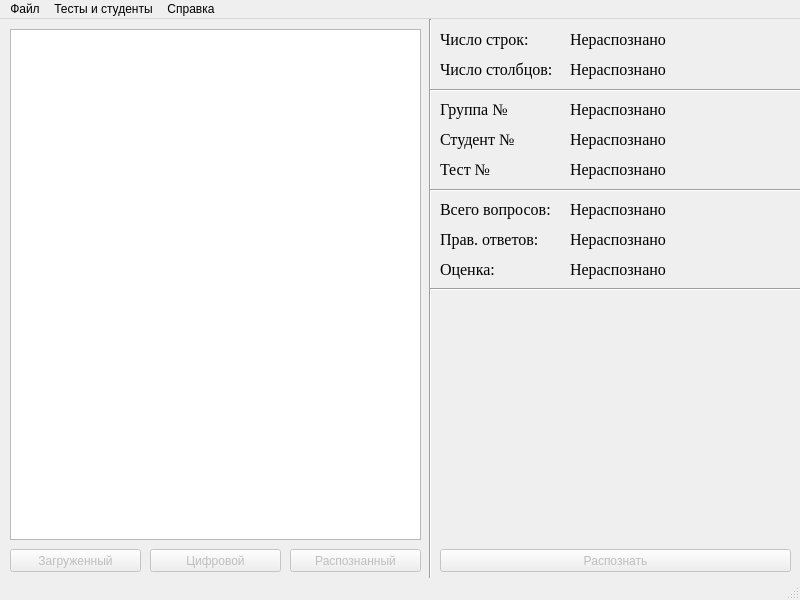
Kudesunik/TestingSystem, file TestingSystem.ui: the form before one commit.
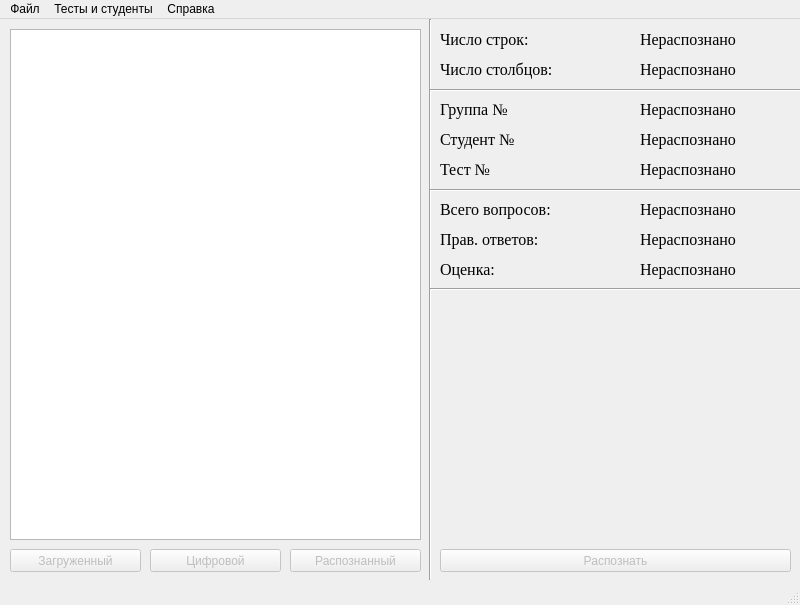
The form after the commit.

Patch:
```diff
--- a/TestingSystem.ui
+++ b/TestingSystem.ui
@@ -7,7 +7,7 @@
     <x>0</x>
     <y>0</y>
     <width>800</width>
-    <height>600</height>
+    <height>605</height>
    </rect>
   </property>
   <property name="windowTitle">
@@ -106,7 +106,7 @@
      <rect>
       <x>440</x>
       <y>10</y>
-      <width>111</width>
+      <width>181</width>
       <height>21</height>
      </rect>
     </property>
@@ -125,7 +125,7 @@
      <rect>
       <x>440</x>
       <y>40</y>
-      <width>111</width>
+      <width>181</width>
       <height>21</height>
      </rect>
     </property>
@@ -142,9 +142,9 @@
    <widget class="QLabel" name="rowsNumLabel">
     <property name="geometry">
      <rect>
-      <x>570</x>
+      <x>640</x>
       <y>10</y>
-      <width>111</width>
+      <width>151</width>
       <height>21</height>
      </rect>
     </property>
@@ -174,9 +174,9 @@
    <widget class="QLabel" name="columnsNumLabel">
     <property name="geometry">
      <rect>
-      <x>570</x>
+      <x>640</x>
       <y>40</y>
-      <width>111</width>
+      <width>151</width>
       <height>21</height>
      </rect>
     </property>
@@ -195,7 +195,7 @@
      <rect>
       <x>440</x>
       <y>80</y>
-      <width>111</width>
+      <width>181</width>
       <height>21</height>
      </rect>
     </property>
@@ -214,7 +214,7 @@
      <rect>
       <x>440</x>
       <y>110</y>
-      <width>111</width>
+      <width>181</width>
       <height>21</height>
      </rect>
     </property>
@@ -233,7 +233,7 @@
      <rect>
       <x>440</x>
       <y>140</y>
-      <width>111</width>
+      <width>181</width>
       <height>21</height>
      </rect>
     </property>
@@ -263,9 +263,9 @@
    <widget class="QLabel" name="groupNumLabel">
     <property name="geometry">
      <rect>
-      <x>570</x>
+      <x>640</x>
       <y>80</y>
-      <width>111</width>
+      <width>151</width>
       <height>21</height>
      </rect>
     </property>
@@ -282,9 +282,9 @@
    <widget class="QLabel" name="studentNumLabel">
     <property name="geometry">
      <rect>
-      <x>570</x>
+      <x>640</x>
       <y>110</y>
-      <width>111</width>
+      <width>151</width>
       <height>21</height>
      </rect>
     </property>
@@ -301,9 +301,9 @@
    <widget class="QLabel" name="testNumLabel">
     <property name="geometry">
      <rect>
-      <x>570</x>
+      <x>640</x>
       <y>140</y>
-      <width>111</width>
+      <width>151</width>
       <height>21</height>
      </rect>
     </property>
@@ -322,7 +322,7 @@
      <rect>
       <x>440</x>
       <y>180</y>
-      <width>111</width>
+      <width>181</width>
       <height>21</height>
      </rect>
     </property>
@@ -341,7 +341,7 @@
      <rect>
       <x>440</x>
       <y>210</y>
-      <width>111</width>
+      <width>181</width>
       <height>21</height>
      </rect>
     </property>
@@ -360,7 +360,7 @@
      <rect>
       <x>440</x>
       <y>240</y>
-      <width>111</width>
+      <width>181</width>
       <height>21</height>
      </rect>
     </property>
@@ -377,9 +377,9 @@
    <widget class="QLabel" name="totalQuestionsLabel">
     <property name="geometry">
      <rect>
-      <x>570</x>
+      <x>640</x>
       <y>180</y>
-      <width>111</width>
+      <width>151</width>
       <height>21</height>
      </rect>
     </property>
@@ -396,9 +396,9 @@
    <widget class="QLabel" name="correctAnswersLabel">
     <property name="geometry">
      <rect>
-      <x>570</x>
+      <x>640</x>
       <y>210</y>
-      <width>111</width>
+      <width>151</width>
       <height>21</height>
      </rect>
     </property>
@@ -415,9 +415,9 @@
    <widget class="QLabel" name="markLabel">
     <property name="geometry">
      <rect>
-      <x>570</x>
+      <x>640</x>
       <y>240</y>
-      <width>111</width>
+      <width>151</width>
       <height>21</height>
      </rect>
     </property>
```
